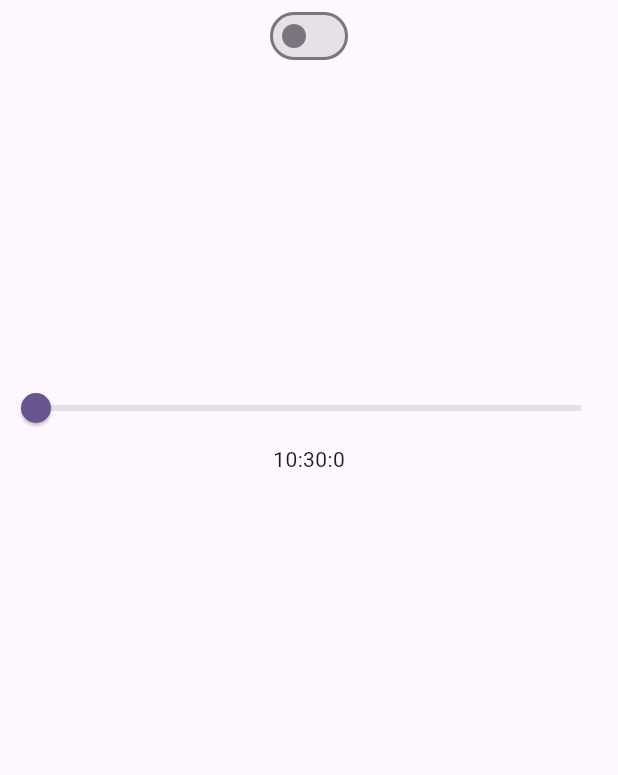
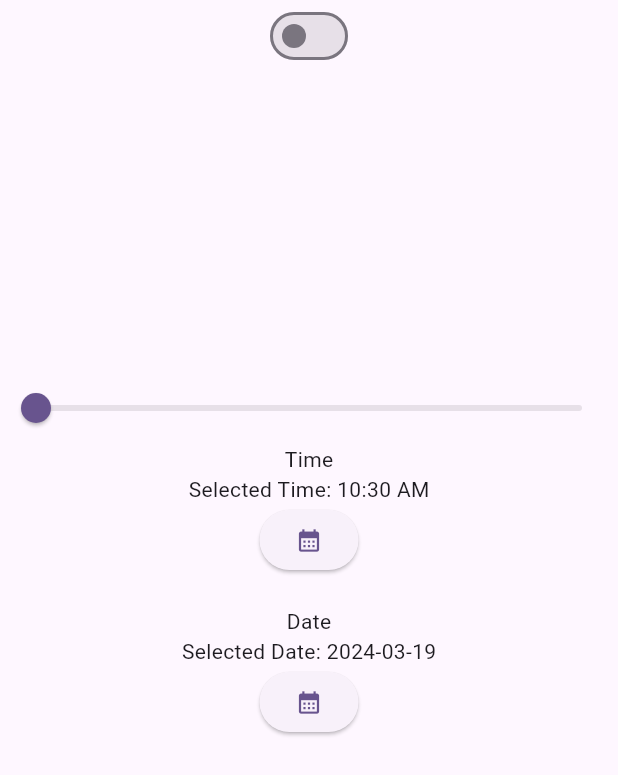
Before and after one commit to shayansaeed123/bloc_state_management, a Flutter app: the SwitchAndSlide screen opened directly, on a phone screen of 412 x 824 dp. Shown: the top 775 px of the screen. Run offline on Flutter 3.47's test engine with Material 3 defaults, Android fonts, the phone set to English and light mode, and no system bars; our stand-ins replace bloc, device_preview, equatable, flutter_bloc, image_picker, shared_preferences; accounts and stored records are empty.

Commit message:
update
updated

```diff
--- a/lib/bloc/dateandtime/dateandtime_bloc.dart
+++ b/lib/bloc/dateandtime/dateandtime_bloc.dart
@@ -5,8 +5,9 @@ import 'package:flutter_bloc/flutter_bloc.dart';
 
 class DateAndTimeBloc extends Bloc<DateAndTimeEvent, DateAndTimeState>{
 
-  DateAndTimeBloc() :super(const DateAndTimeState()){
+  DateAndTimeBloc() :super(DateAndTimeState()){
     on<ShowTime>(_showTime);
+    on<SelectDateAndTime>(_selectTimeAndDate);
   }
 
   void _showTime(DateAndTimeEvent event, Emitter<DateAndTimeState> emint){
@@ -14,4 +15,8 @@ class DateAndTimeBloc extends Bloc<DateAndTimeEvent, DateAndTimeState>{
     String timeStr = "${now.hour}:${now.minute}:${now.second}";
     emint(DateAndTimeState(time: timeStr));
   }
+
+  void _selectTimeAndDate(DateAndTimeEvent event, Emitter<DateAndTimeState> emint){
+    emint(DateAndTimeState(selectDate: DateTime.now()));
+  }
 }
--- a/lib/bloc/dateandtime/dateandtime_event.dart
+++ b/lib/bloc/dateandtime/dateandtime_event.dart
@@ -7,3 +7,4 @@ abstract class DateAndTimeEvent extends Equatable{
 }
 
 class ShowTime extends  DateAndTimeEvent {}
+class SelectDateAndTime extends  DateAndTimeEvent {}
--- a/lib/bloc/dateandtime/dateandtime_state.dart
+++ b/lib/bloc/dateandtime/dateandtime_state.dart
@@ -4,14 +4,15 @@ import 'package:equatable/equatable.dart';
 class DateAndTimeState extends Equatable{
 
   final String? time;
+  DateTime? selectDate = DateTime.now();
 
-  const DateAndTimeState({this.time});
+   DateAndTimeState({this.time , this.selectDate});
 
   DateAndTimeState copyWith(String? time){
-    return DateAndTimeState(time: this.time ?? time);
+    return DateAndTimeState(time: this.time ?? time,selectDate: selectDate);
   }
 
   @override
   // TODO: implement props
-  List<Object?> get props => [time];
+  List<Object?> get props => [time,selectDate];
 }
--- a/lib/main.dart
+++ b/lib/main.dart
@@ -45,7 +45,7 @@ class MyApp extends StatelessWidget {
           colorScheme: ColorScheme.fromSeed(seedColor: Colors.deepPurple),
           useMaterial3: true,
         ),
-        home: const UserDetailsScreen(),
+        home: const SwitchAndSlide(),
       ),
     );
   }
--- a/lib/views/switch_and_slide.dart
+++ b/lib/views/switch_and_slide.dart
@@ -6,6 +6,7 @@ import 'package:blocs/bloc/dateandtime/dateandtime_state.dart';
 import 'package:blocs/bloc/switchBloc/bloc/switch_bloc.dart';
 import 'package:flutter/material.dart';
 import 'package:flutter_bloc/flutter_bloc.dart';
+import 'package:intl/intl.dart';
 
 class SwitchAndSlide extends StatefulWidget {
   const SwitchAndSlide({super.key});
@@ -15,8 +16,12 @@ class SwitchAndSlide extends StatefulWidget {
 }
 
 class _SwitchAndSlideState extends State<SwitchAndSlide> {
-   late Timer _timer;
+  late Timer _timer;
+  //  late TimeOfDay selectedTime = TimeOfDay.now() ;
+  DateTime selectedDate = DateTime.now();
+  TimeOfDay selectedTime = TimeOfDay.now();
 
+  DateFormat formattedDate = DateFormat('yyyy-MM-dd');
   @override
   void initState() {
     super.initState();
@@ -24,6 +29,7 @@ class _SwitchAndSlideState extends State<SwitchAndSlide> {
       context.read<DateAndTimeBloc>().add(ShowTime());
     });
   }
+
   @override
   Widget build(BuildContext context) {
     print('object');
@@ -50,8 +56,8 @@ class _SwitchAndSlideState extends State<SwitchAndSlide> {
                   Container(
                     width: double.infinity,
                     height: 150,
-                    decoration:
-                        BoxDecoration(color: Colors.indigo.withOpacity(state.progressValue)),
+                    decoration: BoxDecoration(
+                        color: Colors.indigo.withOpacity(state.progressValue)),
                   ),
                   SizedBox(
                     height: 30,
@@ -59,16 +65,64 @@ class _SwitchAndSlideState extends State<SwitchAndSlide> {
                   Slider(
                     value: state.progressValue,
                     onChanged: (value) {
-                      context.read<SwitchBloc>().add(SliderChangeValue(value: value));
+                      context
+                          .read<SwitchBloc>()
+                          .add(SliderChangeValue(value: value));
                     },
                   )
                 ],
               );
             },
           ),
-          BlocBuilder<DateAndTimeBloc, DateAndTimeState>(builder: (context, state) {
-            return Text(state.time.toString());
-          },)
+          BlocBuilder<DateAndTimeBloc, DateAndTimeState>(
+            builder: (context, state) {
+              return Column(
+                children: [
+                  Text('Time'),
+                  Text('Selected Time: ${selectedTime.format(context)}' ??
+                      state.time.toString()),
+                  ElevatedButton(
+                      onPressed: () async {
+                        print('time');
+                        final TimeOfDay? time = await showTimePicker(
+                            context: context,
+                            initialTime: selectedTime,
+                            initialEntryMode: TimePickerEntryMode.dial);
+                        if (time != null) {
+                          selectedTime = time;
+                          setState(() {});
+                          context.read<DateAndTimeBloc>().add(ShowTime());
+                        }
+                      },
+                      child: Icon(Icons.calendar_month)),
+                  SizedBox(
+                    height: 20,
+                  ),
+                  Text('Date'),
+                  Text('Selected Date: ${formattedDate.format(selectedDate)}' ??
+                      state.selectDate.toString()),
+                  ElevatedButton(
+                      onPressed: () async {
+                        print('Data');
+                        final DateTime? date = await showDatePicker(
+                          context: context,
+                          firstDate: DateTime.now(),
+                          lastDate: DateTime(2050),
+                          initialDatePickerMode: DatePickerMode.day,
+                        );
+                        if (date != null) {
+                          selectedDate = date;
+                          setState(() {});
+                          context
+                              .read<DateAndTimeBloc>()
+                              .add(SelectDateAndTime());
+                        }
+                      },
+                      child: Icon(Icons.calendar_month)),
+                ],
+              );
+            },
+          )
         ],
       ),
     );
--- a/pubspec.yaml
+++ b/pubspec.yaml
@@ -42,6 +42,7 @@ dependencies:
   http:
   device_preview: ^1.1.0
   shared_preferences:
+  intl:
 
 dev_dependencies:
   flutter_test:
```
Also changed, not shown: pubspec.lock.
